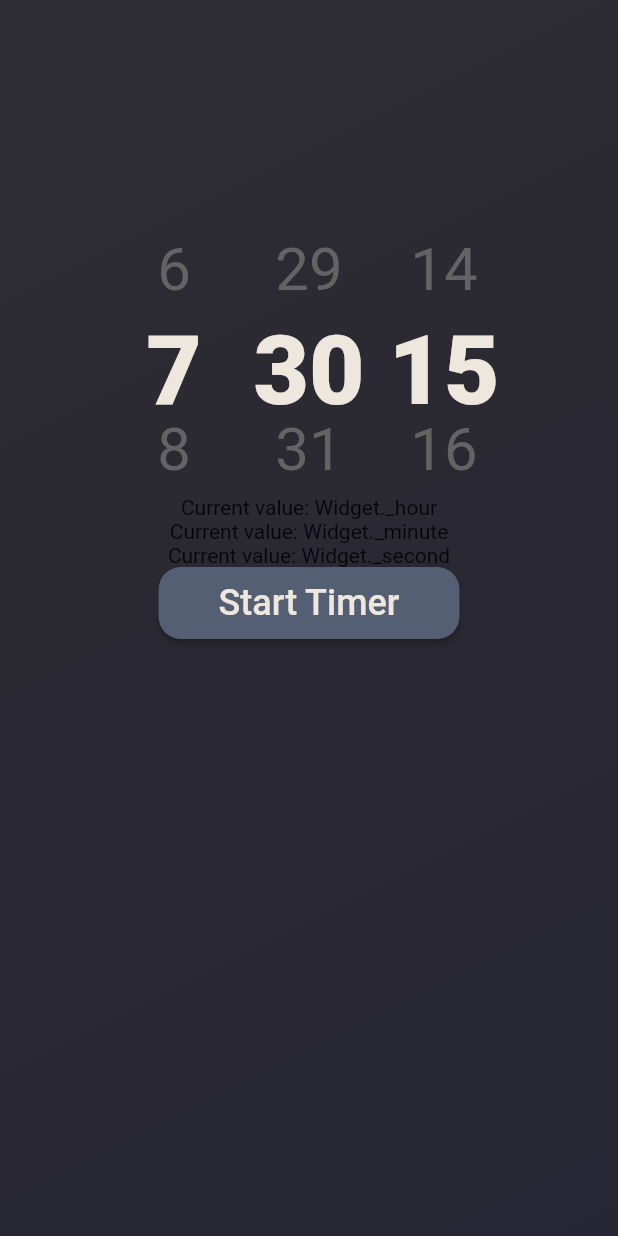
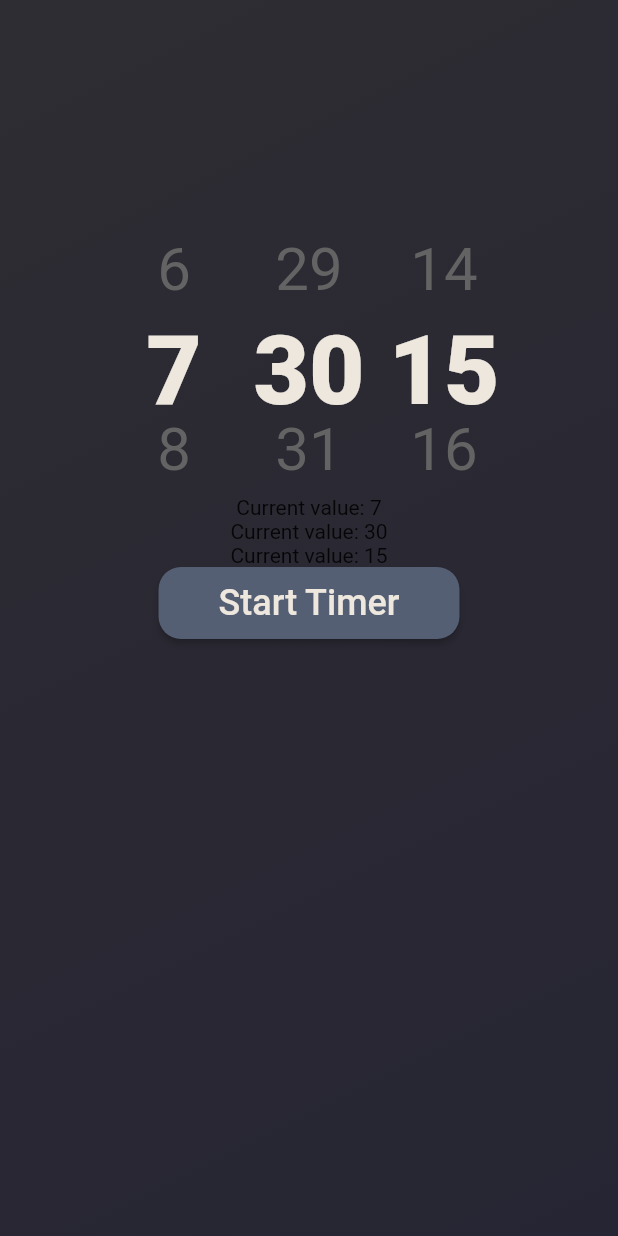
Before and after one commit to jacob-macleod/Progresso-Timer-App, a Flutter app: the screen it shows after launch, on a phone screen of 412 x 824 dp. Run offline on Flutter 3.47's test engine with Material 2 defaults, Android fonts, the phone set to English and light mode, and no system bars; drawn by our look-alikes of numberpicker.

Commit message:
Added the ability to read the values of number picker

```diff
--- a/lib/componments/normal_button.dart
+++ b/lib/componments/normal_button.dart
@@ -4,9 +4,9 @@ class NormalButton extends StatelessWidget {
   const NormalButton(this.text, this.onPressed, this.screen,
       {super.key, this.time});
   final String text;
-  final Function(String, int?) onPressed;
+  final Function(String, List<int>?) onPressed;
   final String screen;
-  final int? time;
+  final List<int>? time;
 
   @override
   Widget build(context) {
--- a/lib/componments/number_picker.dart
+++ b/lib/componments/number_picker.dart
@@ -1,35 +1,38 @@
-/*
-NumberPicker(
-          value: 6,
-          minValue: 0,
-          maxValue: 100,
-          step: 10,
-          haptics: true,
-          onChanged: ,
-        ),*/
-
 import 'package:flutter/material.dart';
 import 'package:numberpicker/numberpicker.dart';
+import 'package:progresso/componments/normal_button.dart';
 
 class NumberPickerWidget extends StatefulWidget {
-  NumberPickerWidget(this.switchScreen, {super.key});
-  final Function switchScreen;
-
-  int _hour = 7;
-  int _minute = 30;
-  int _second = 15;
-
-  List<int> getTimeSelectorValues() {
-    return [_hour, _minute, _second];
-  }
+  NumberPickerWidget(this.switchScreen, {Key? key}) : super(key: key);
+  final Function(String screen, List<int>?) switchScreen;
 
   @override
   State<NumberPickerWidget> createState() {
     return _NumberPickerWidgetState();
   }
+
+  List<int> getTimeSelectorValues() {
+    return _NumberPickerWidgetState().getTimeSelectorValues();
+  }
 }
 
 class _NumberPickerWidgetState extends State<NumberPickerWidget> {
+  late int hour = 7;
+  late int minute = 30;
+  late int second = 15;
+
+  @override
+  void initState() {
+    super.initState();
+    hour = 7;
+    minute = 30;
+    second = 15;
+  }
+
+  List<int> getTimeSelectorValues() {
+    return [hour, minute, second];
+  }
+
   final TextStyle _timePickerStyle = const TextStyle(
     color: Color.fromRGBO(99, 99, 99, 1),
     fontSize: 40,
@@ -43,7 +46,7 @@ class _NumberPickerWidgetState extends State<NumberPickerWidget> {
   final double _width = 90;
 
   @override
-  Widget build(context) {
+  Widget build(BuildContext context) {
     return Column(
       children: <Widget>[
         const SizedBox(height: 150),
@@ -51,7 +54,7 @@ class _NumberPickerWidgetState extends State<NumberPickerWidget> {
           mainAxisSize: MainAxisSize.min,
           children: <Widget>[
             NumberPicker(
-              value: widget._hour,
+              value: hour,
               minValue: 0,
               maxValue: 23,
               haptics: true,
@@ -59,10 +62,10 @@ class _NumberPickerWidgetState extends State<NumberPickerWidget> {
               selectedTextStyle: _selectedTimePickerStyle,
               itemHeight: _height,
               itemWidth: _width,
-              onChanged: (value) => setState(() => widget._hour = value),
+              onChanged: (value) => setState(() => hour = value),
             ),
             NumberPicker(
-              value: widget._minute,
+              value: minute,
               minValue: 0,
               maxValue: 59,
               haptics: true,
@@ -70,10 +73,10 @@ class _NumberPickerWidgetState extends State<NumberPickerWidget> {
               selectedTextStyle: _selectedTimePickerStyle,
               itemHeight: _height,
               itemWidth: _width,
-              onChanged: (value) => setState(() => widget._minute = value),
+              onChanged: (value) => setState(() => minute = value),
             ),
             NumberPicker(
-              value: widget._second,
+              value: second,
               minValue: 0,
               maxValue: 59,
               haptics: true,
@@ -81,13 +84,15 @@ class _NumberPickerWidgetState extends State<NumberPickerWidget> {
               selectedTextStyle: _selectedTimePickerStyle,
               itemHeight: _height,
               itemWidth: _width,
-              onChanged: (value) => setState(() => widget._second = value),
+              onChanged: (value) => setState(() => second = value),
             ),
           ],
         ),
-        Text('Current value: $widget._hour'),
-        Text('Current value: $widget._minute'),
-        Text('Current value: $widget._second'),
+        Text('Current value: $hour'),
+        Text('Current value: $minute'),
+        Text('Current value: $second'),
+        NormalButton("Start Timer", widget.switchScreen, "timer",
+            time: [hour, minute, second]),
       ],
     );
   }
--- a/lib/screen_manager.dart
+++ b/lib/screen_manager.dart
@@ -15,7 +15,7 @@ class _ScreenManagerState extends State<ScreenManager> {
   Widget? currentScreenWidget;
 
   // Switch the screen displayed
-  void switchScreen(String screen, int? time) {
+  void switchScreen(String screen, List<int>? time) {
     print(time);
     print("next");
     setState(() {
--- a/lib/screens/time_selector.dart
+++ b/lib/screens/time_selector.dart
@@ -5,19 +5,22 @@ import 'package:progresso/componments/normal_button.dart';
 
 class TimeSelector extends StatelessWidget {
   const TimeSelector(this.switchScreen, {super.key});
-  final Function(String screen, int?) switchScreen;
+  final Function(String screen, List<int>?) switchScreen;
 
   @override
   Widget build(context) {
-    NumberPickerWidget myObject = NumberPickerWidget(switchScreen);
-    print(myObject.getTimeSelectorValues());
+    NumberPickerWidget numberPicker = NumberPickerWidget(switchScreen);
     return Background(
       Center(
         child: Column(
           children: [
-            NumberPickerWidget(switchScreen),
+            numberPicker,
             // Parameters are text, onclick function, string to pass to the switchScreen function
-            NormalButton("Start Timer", switchScreen, "timer", time: 7),
+            /*NormalButton("Start Timer", switchScreen, "timer", time: [
+              numberPicker.hour,
+              numberPicker.minute,
+              numberPicker.second
+            ]),*/
           ],
         ),
       ),
--- a/lib/screens/timer.dart
+++ b/lib/screens/timer.dart
@@ -5,7 +5,7 @@ import 'package:progresso/componments/ghost_button.dart';
 
 class Timer extends StatefulWidget {
   const Timer(this.switchScreen, {super.key});
-  final Function(String, int?) switchScreen;
+  final Function(String, List<int>?) switchScreen;
 
   @override
   _TimerState createState() => _TimerState();
```
